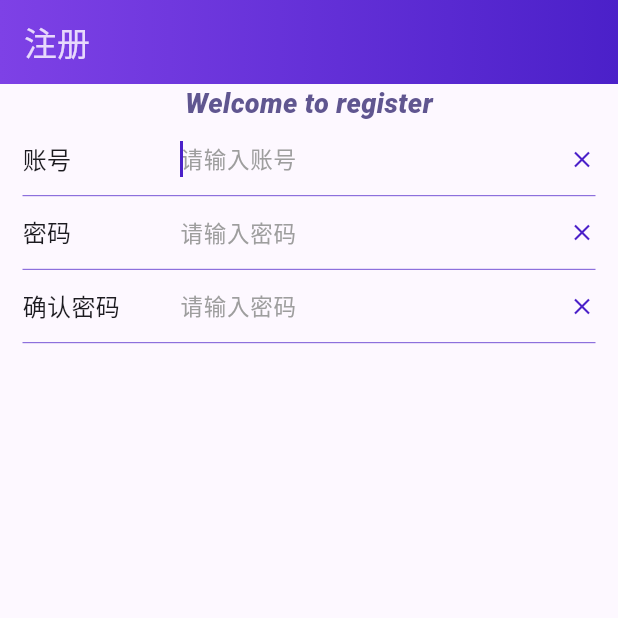
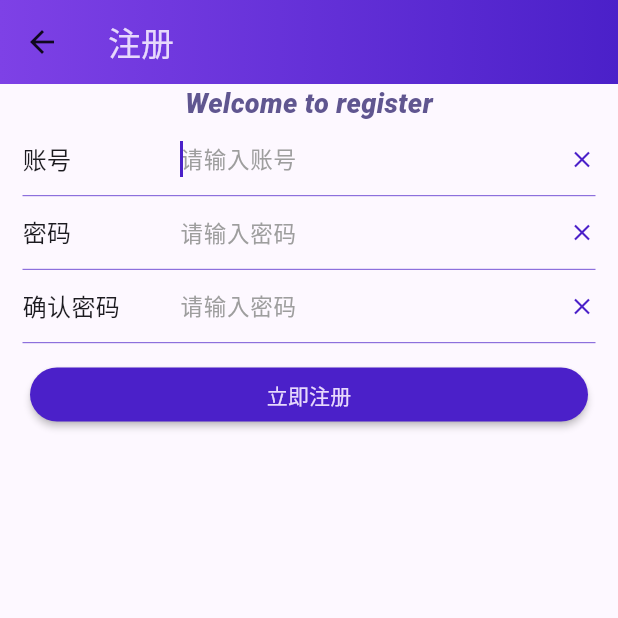
Before and after one commit to TaoSunkist/hi_flutter, a Flutter app: the screen it shows after launch, on a phone screen of 412 x 824 dp, the top half of it. Run offline on Flutter 3.47's test engine with Material 2 defaults, Android fonts, the phone set to English and light mode, and no system bars; missing offline and left inert: dart:ffi.

```diff
--- a/lib/ui/login/login.dart
+++ b/lib/ui/login/login.dart
@@ -1,9 +1,9 @@
 import 'dart:ffi';
 
 import 'package:flutter/material.dart';
-import 'package:flutter/rendering.dart';
 import 'package:hi_flutter/ui/login/widget/login_input_box.dart';
 
+import '../../util/color.dart';
 import '../reusable/gradient_app_bar.dart';
 
 class LoginPage extends StatefulWidget {
@@ -23,6 +23,9 @@ class _LoginPageState extends State<LoginPage> {
     return Scaffold(
       appBar: GradientAppBar(
         title: "注册",
+        onBackPressCallback: () {
+          print(" onBackPressCallback");
+        },
       ),
       /** 使用ListView可以方便小屏幕的滚动, 自适应键盘防止遮挡
        * 另外如果item较为复杂可以考虑使用 ListView.builder/ ListView.separated */
@@ -90,6 +93,17 @@ class _LoginPageState extends State<LoginPage> {
             textInputType: TextInputType.text,
             clearContentGestureTapCallback: () {},
           ),
+          Padding(
+            padding: EdgeInsets.only(left: 20, right: 20,top: 10),
+            child: MaterialButton(
+              textColor: materialColors.shade50,
+              color: materialColor,
+              onPressed: () {
+              },
+              child: Text("立即注册"),
+              shape: RoundedRectangleBorder(borderRadius: BorderRadius.circular(25)),
+            ),
+          )
         ]),
       ),
     );
--- a/lib/ui/login/widget/login_input_box.dart
+++ b/lib/ui/login/widget/login_input_box.dart
@@ -47,10 +47,7 @@ class _LoginInputBoxState extends State<LoginInputBox> {
     super.initState();
 
     _focusNode.addListener(() {
-      print("Has focus: ${_focusNode.hasFocus}");
-      if (widget.onFocusValueChanged != null) {
-        widget.onFocusValueChanged(_focusNode.hasFocus);
-      }
+      widget.onFocusValueChanged(_focusNode.hasFocus);
     });
   }
 
@@ -109,7 +106,9 @@ class _LoginInputBoxState extends State<LoginInputBox> {
         child: TextField(
       controller: _textEditingController,
       focusNode: _focusNode,
-      onChanged: widget.onContentValueChanged,
+      onChanged: (String content) {
+        widget.onContentValueChanged.call;
+      },
       obscureText: widget.enableInputPasswordType,
       keyboardType: widget.textInputType,
       autofocus: !widget.enableInputPasswordType,
--- a/lib/ui/reusable/gradient_app_bar.dart
+++ b/lib/ui/reusable/gradient_app_bar.dart
@@ -1,17 +1,7 @@
 import 'package:flutter/material.dart';
 
-const MaterialColor materialColors = MaterialColor(0xFFB388FF, {
-  50: Color(0xFFE7D9FC),
-  100: Color(0xFFD1BDF8),
-  200: Color(0xFFBDA2F5),
-  300: Color(0xFFA78BF1),
-  400: Color(0xFF9366EC),
-  500: Color(0xFF7E41E6),
-  600: Color(0xFF733BDF),
-  700: Color(0xFF6834D9),
-  800: Color(0xFF5D2DD3),
-  900: Color(0xFF4B20C9),
-});
+import '../../util/color.dart';
+
 
 class GradientAppBar extends StatelessWidget implements PreferredSizeWidget {
   final String title;
@@ -20,7 +10,10 @@ class GradientAppBar extends StatelessWidget implements PreferredSizeWidget {
 
   final String rightTitle;
 
-  const GradientAppBar({super.key, required this.title, this.leftTitle = "", this.rightTitle = ""});
+  final VoidCallback onBackPressCallback;
+
+  const GradientAppBar(
+      {super.key, required this.title, this.leftTitle = "", this.rightTitle = "", required this.onBackPressCallback});
 
   @override
   Widget build(BuildContext context) {
@@ -38,7 +31,7 @@ class GradientAppBar extends StatelessWidget implements PreferredSizeWidget {
                 begin: Alignment.centerLeft,
                 end: Alignment.centerRight)),
       ),
-      actions: [],
+      leading: InkWell(onTap: onBackPressCallback, child: Icon(Icons.arrow_back)),
     );
   }
 
--- a/pubspec.yaml
+++ b/pubspec.yaml
@@ -28,6 +28,7 @@ environment:
 # the latest version available on pub.dev. To see which dependencies have newer
 # versions available, run `flutter pub outdated`.
 dependencies:
+  fluttertoast: ^8.0.7
   flutter:
     sdk: flutter
 
```
